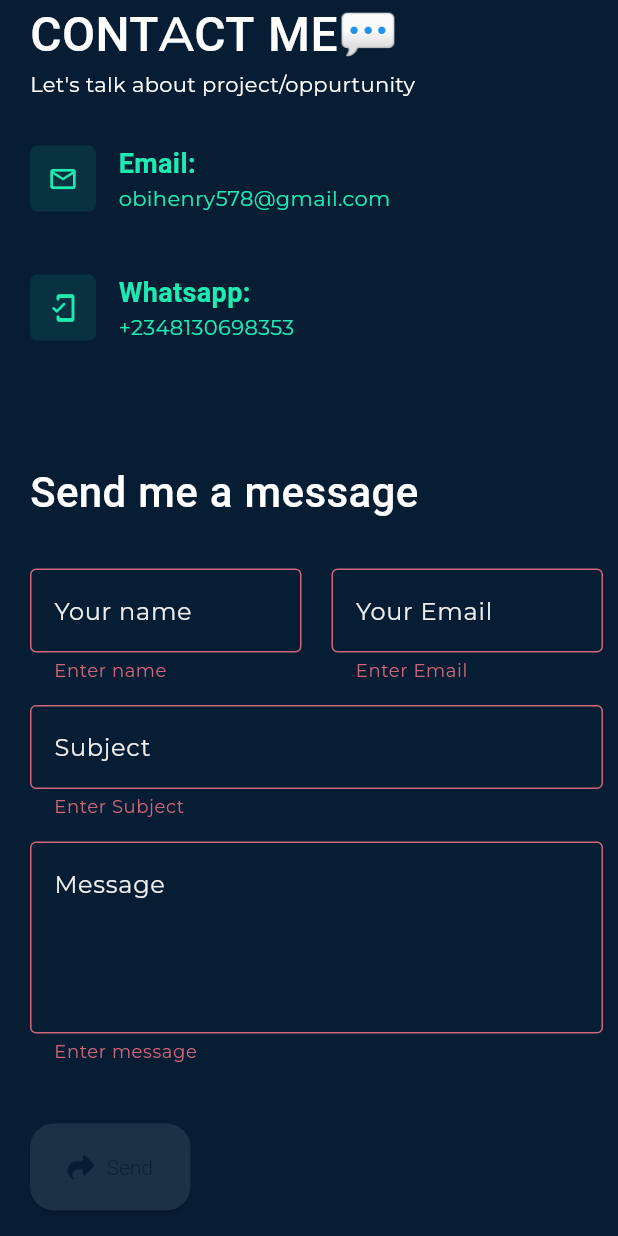
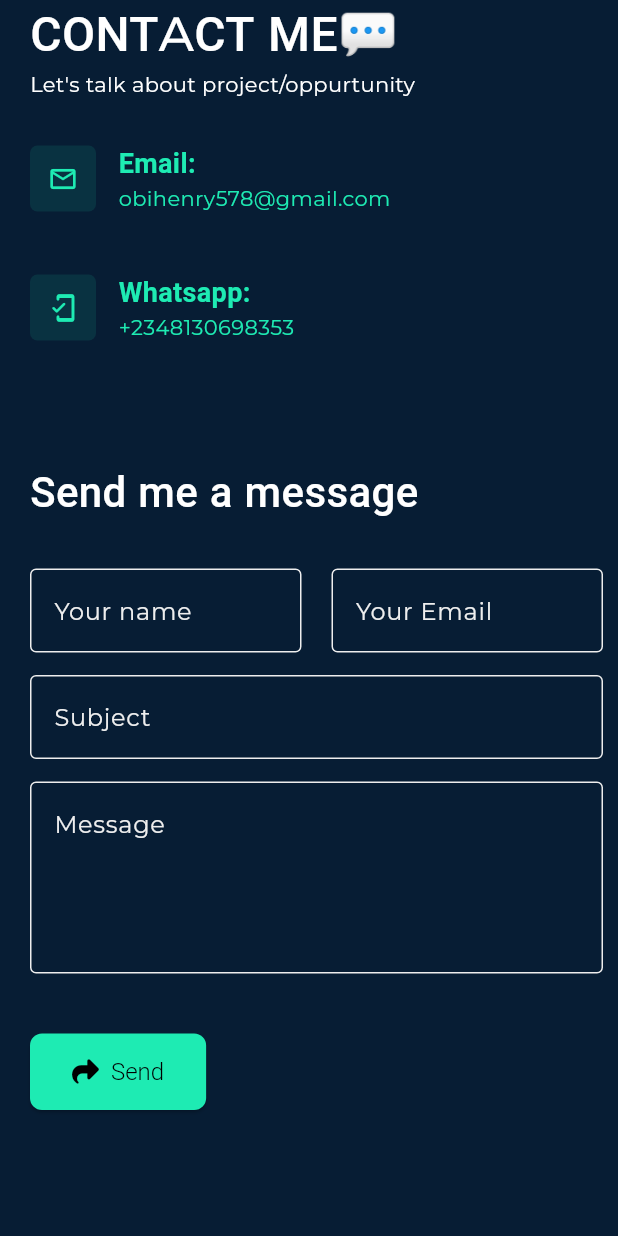
Before and after one commit to obiHenry/myPortfolio, a Flutter app: the ContactScreen widget shown alone on an empty page, opened directly, on a phone screen of 412 x 824 dp. Run offline on Flutter 3.47's test engine with Material 3 defaults, Android fonts, the phone set to English and light mode, and no system bars; our stand-ins replace auto_route, avatar_glow, flutter_screenutil, flutter_svg, font_awesome_flutter, get and 5 more; accounts and stored records are empty.

Commit message:
contact page fixes

```diff
--- a/lib/views/contactPage.dart
+++ b/lib/views/contactPage.dart
@@ -4,6 +4,7 @@ import 'package:font_awesome_flutter/font_awesome_flutter.dart';
 import 'package:get/get.dart';
 import 'package:google_fonts/google_fonts.dart';
 import 'package:henryportfolio/constant/app_data.dart';
+import 'package:henryportfolio/constant/colorConst.dart';
 import 'package:henryportfolio/controller/portfolioController.dart';
 import 'package:henryportfolio/utils/services.dart';
 
@@ -74,7 +75,7 @@ class ContactScreen extends StatelessWidget {
   Widget _contactForm(BuildContext context) {
     return Form(
       key: _formKey,
-      autovalidateMode: AutovalidateMode.always,
+      autovalidateMode: AutovalidateMode.onUserInteraction,
       child: Column(
         crossAxisAlignment: CrossAxisAlignment.start,
         children: [
@@ -131,6 +132,17 @@ class ContactScreen extends StatelessWidget {
               maxLines: 4),
           const SizedBox(height: 25),
           ElevatedButton.icon(
+            style: ElevatedButton.styleFrom(
+              // Background color — using your existing teal/green accent
+              backgroundColor: AppColors.darkThemeprimaryColor,
+              // Text/icon color — black reads well against the bright teal,
+              // matching the same contrast pattern used elsewhere on your site
+              foregroundColor: Colors.black,
+              padding: const EdgeInsets.symmetric(horizontal: 28, vertical: 16),
+              shape: RoundedRectangleBorder(
+                borderRadius: BorderRadius.circular(8),
+              ),
+            ),
             icon: const Icon(FontAwesomeIcons.share),
             onPressed: () async {
               if (_formKey.currentState!.validate()) {
@@ -143,7 +155,7 @@ class ContactScreen extends StatelessWidget {
                 Services().urlLauncher(mail);
               }
             },
-            label: const Text("Send"),
+            label: const Text("Send", style: TextStyle(fontSize: 16)),
           ),
         ],
       ),
--- a/lib/widgets/custom_textfield.widget.dart
+++ b/lib/widgets/custom_textfield.widget.dart
@@ -22,6 +22,7 @@ class CustomTextField extends StatelessWidget {
       children: [
         TextFormField(
           validator: validator,
+          autovalidateMode: AutovalidateMode.onUserInteraction,
           keyboardType: keyboardType,
           decoration: InputDecoration(
               enabledBorder: const OutlineInputBorder(
```
